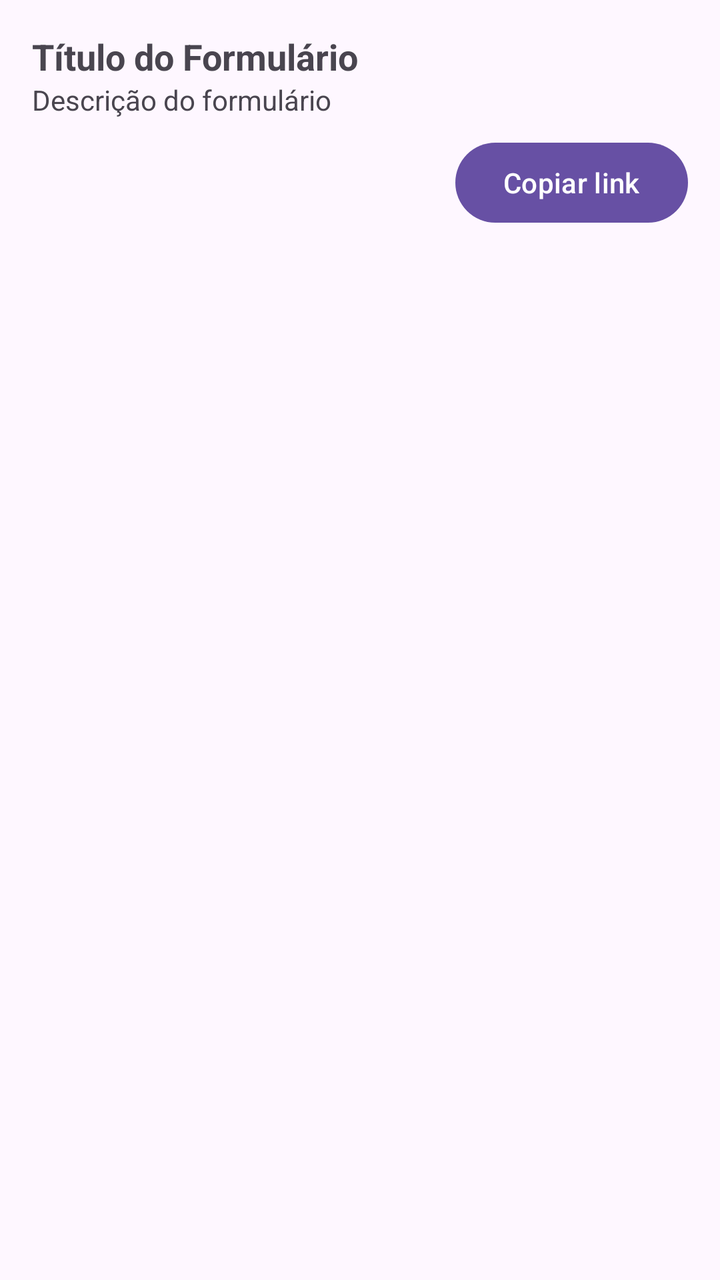
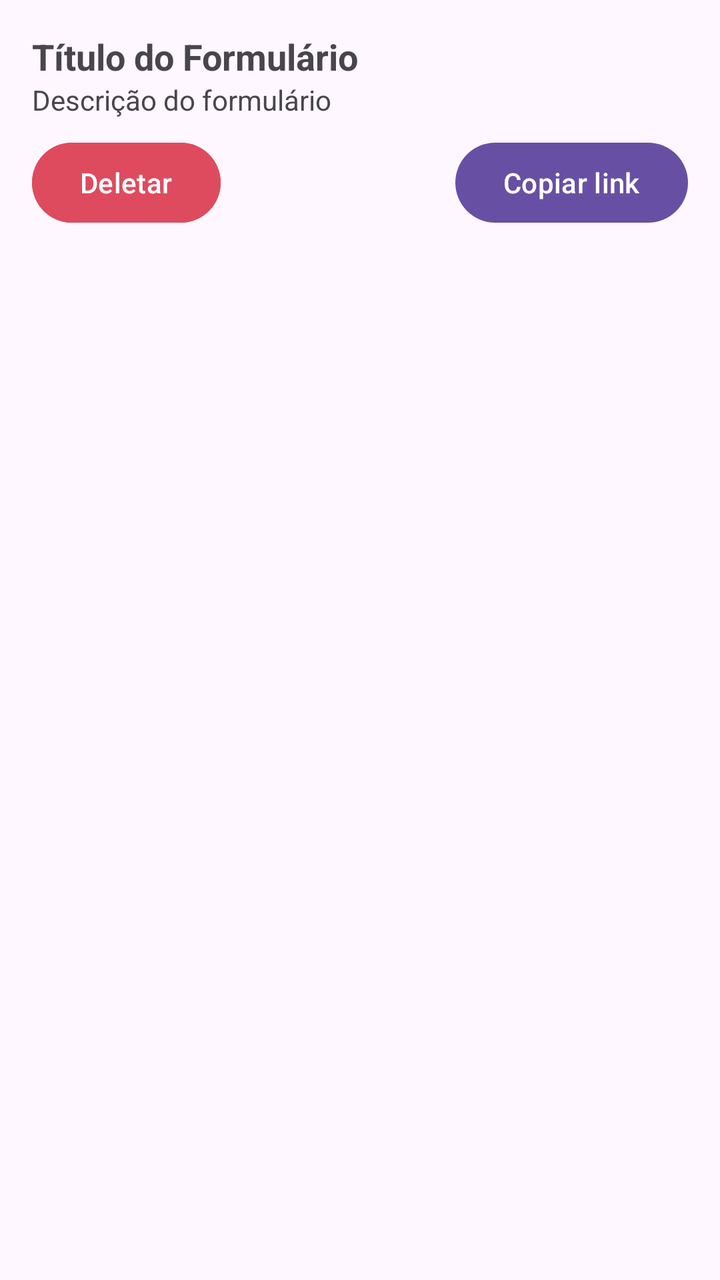

Before-and-after screenshots of an Android layout around one commit, followed by the original layout XML and the change that was made.
<!-- AndroidManifest.xml: application theme Theme.Material3.Light -->
<!-- res/layout/item_form.xml -->
<?xml version="1.0" encoding="utf-8"?>
<LinearLayout xmlns:android="http://schemas.android.com/apk/res/android"
    android:layout_width="match_parent"
    android:layout_height="wrap_content"
    android:padding="16dp"
    android:orientation="vertical">

    
    <TextView
        android:id="@+id/titleTextView"
        android:layout_width="match_parent"
        android:layout_height="wrap_content"
        android:text="Título do Formulário"
        android:textSize="18sp"
        android:textStyle="bold"
        android:maxLines="1"
        android:ellipsize="end" />

    
    <TextView
        android:id="@+id/descriptionTextView"
        android:layout_width="match_parent"
        android:layout_height="wrap_content"
        android:text="Descrição do formulário"
        android:textSize="14sp"
        android:maxLines="2"
        android:ellipsize="end" />

    <Button
        android:id="@+id/btn_copy_link"
        android:layout_width="wrap_content"
        android:layout_height="wrap_content"
        android:text="Copiar link"
        android:layout_marginTop="8dp"
        android:layout_gravity="end"/>

</LinearLayout>
<!-- resources referenced by this layout -->
<resources>

</resources>

<!-- the commit's change to res/layout/item_form.xml (unified diff, before → after) -->
@@ -26,12 +26,31 @@
         android:maxLines="2"
         android:ellipsize="end" />
 
-    <Button
-        android:id="@+id/btn_copy_link"
-        android:layout_width="wrap_content"
+    
+    <LinearLayout
+        android:layout_width="match_parent"
         android:layout_height="wrap_content"
-        android:text="Copiar link"
-        android:layout_marginTop="8dp"
-        android:layout_gravity="end"/>
+        android:orientation="horizontal"
+        android:layout_marginTop="8dp">
+
+        <Button
+            android:id="@+id/btn_delete"
+            android:layout_width="wrap_content"
+            android:layout_height="wrap_content"
+            android:backgroundTint="@color/soft_red"
+            android:text="Deletar" />
+
+        <View
+            android:layout_width="0dp"
+            android:layout_height="0dp"
+            android:layout_weight="1" />
+
+        <Button
+            android:id="@+id/btn_copy_link"
+            android:layout_width="wrap_content"
+            android:layout_height="wrap_content"
+            android:text="Copiar link" />
+
+    </LinearLayout>
 
 </LinearLayout>
<!-- resource entries referenced after the edit -->
@@ -1,5 +1,5 @@
 <!-- resources referenced by this layout -->
 <resources>
-
+  <color name="soft_red">#DE4B5E</color>
 </resources>
 
